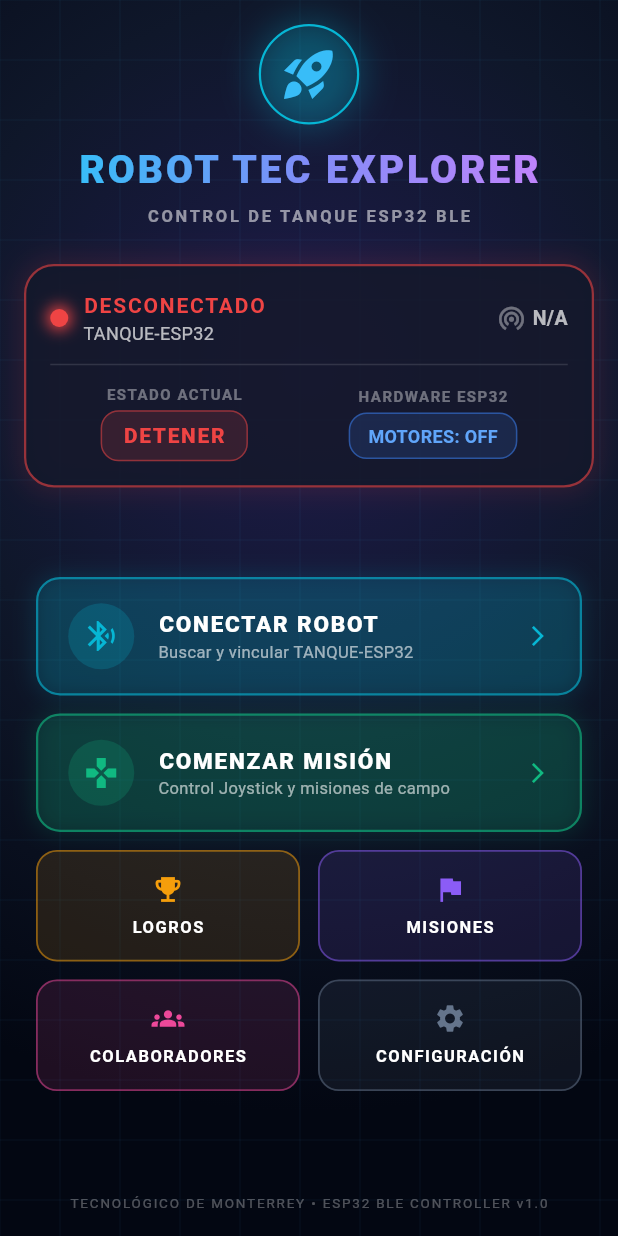
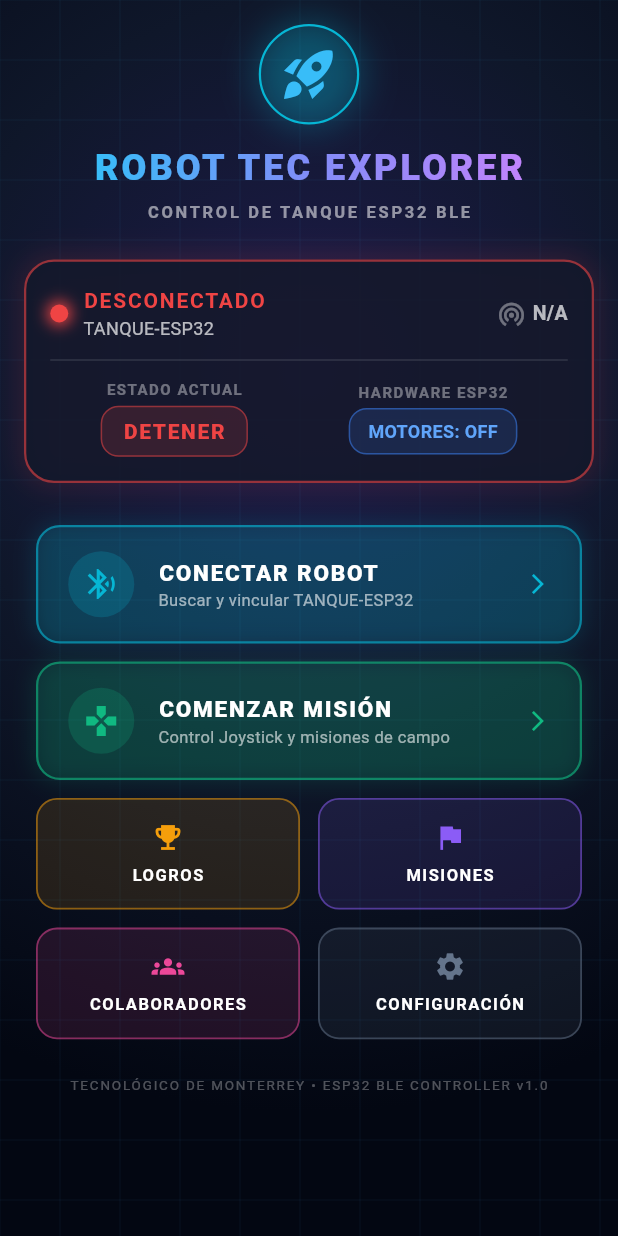
Before and after one commit to LEONEL01295/robot_tec_explorer, a Flutter app: the screen it shows after launch, on a phone screen of 412 x 824 dp. Run offline on Flutter 3.47's test engine with Material 3 defaults, Android fonts, the phone set to English and light mode, and no system bars; drawn by our look-alikes of flutter_animate; our stand-ins replace flutter_blue_plus.

Commit message:
fix: responsive scroll view for home screen layout overflow

```diff
--- a/lib/screens/home_screen.dart
+++ b/lib/screens/home_screen.dart
@@ -40,12 +40,14 @@ class HomeScreen extends StatelessWidget {
             painter: _SpaceGridPainter(),
           ),
 
-          // Main Content Area
+          // Main Content Area (Scrollable to prevent overflow)
           SafeArea(
+            child: SingleChildScrollView(
+              physics: const BouncingScrollPhysics(),
+              child: Padding(
+                padding: const EdgeInsets.symmetric(vertical: 16),
                 child: Column(
                   children: [
-                const SizedBox(height: 16),
-
                     // Title Section
                     Column(
                       children: [
@@ -78,7 +80,7 @@ class HomeScreen extends StatelessWidget {
                           child: const Text(
                             "ROBOT TEC EXPLORER",
                             style: TextStyle(
-                          fontSize: 26,
+                              fontSize: 24,
                               fontWeight: FontWeight.w900,
                               letterSpacing: 2,
                               color: Colors.white,
@@ -104,7 +106,7 @@ class HomeScreen extends StatelessWidget {
                     // Connection Status Widget
                     const RobotStatusWidget(),
 
-                const Spacer(),
+                    const SizedBox(height: 20),
 
                     // Menu Buttons List
                     Padding(
@@ -201,10 +203,10 @@ class HomeScreen extends StatelessWidget {
                       ),
                     ),
 
-                const Spacer(),
+                    const SizedBox(height: 24),
 
                     const Padding(
-                  padding: EdgeInsets.all(16),
+                      padding: EdgeInsets.symmetric(horizontal: 16),
                       child: Text(
                         "TECNOLÓGICO DE MONTERREY • ESP32 BLE CONTROLLER v1.0",
                         style: TextStyle(
@@ -215,6 +217,8 @@ class HomeScreen extends StatelessWidget {
                       ),
                     ),
                   ],
+                ),
+              ),
             ),
           ),
         ],
```
Also changed, not shown: firebase.json (added), 4 other files. Lines whose indentation alone changed are shown as unchanged.
